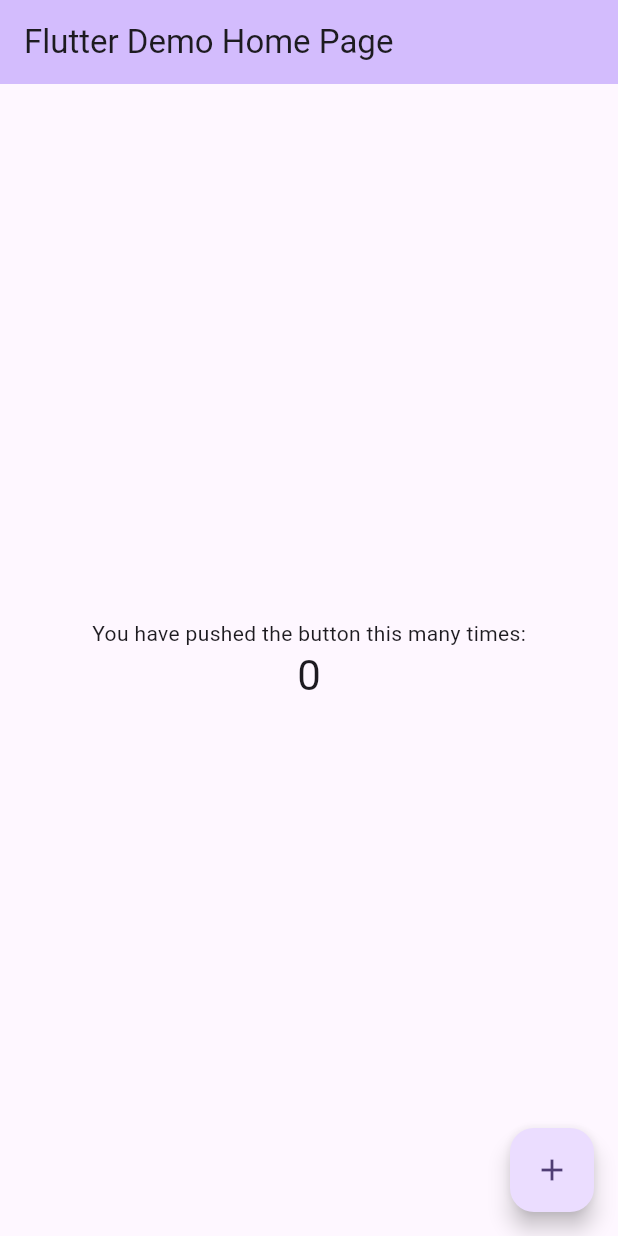
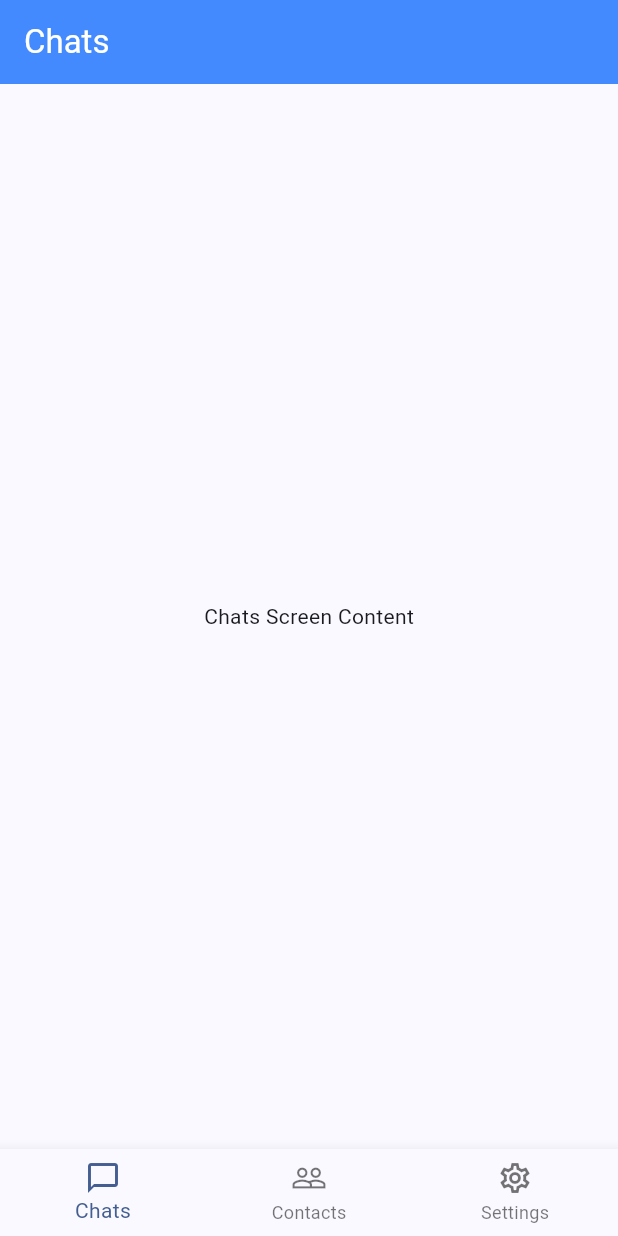
Before and after one commit to could-ai/01983c68-48a8-724f-ae9e-365c47cad40f, a Flutter app: the screen it shows after launch, on a phone screen of 412 x 824 dp. Run offline on Flutter 3.47's test engine with Material 3 defaults, Android fonts, the phone set to English and light mode, and no system bars; our stand-ins replace flutter_riverpod.

Commit message:
Add flutter_riverpod, hive, hive_flutter, hive_generator, and build_runner dependencies for state management and local storage.; Refactor main.dart to integrate Riverpod, set up MaterialApp with theme management, and implement HomeScreen for tab navigation.; Create placeholder for ChatsScreen.; Create placeholder for ContactsScreen.; Create placeholder for SettingsScreen with basic theme toggle.; Create theme_provider.dart for managing application themes with Riverpod.

```diff
--- a/usr/lib/main.dart
+++ b/usr/lib/main.dart
@@ -1,120 +1,79 @@
 import 'package:flutter/material.dart';
+import 'package:flutter_riverpod/flutter_riverpod.dart';
+import 'package:couldai_user_app/screens/chats_screen.dart';
+import 'package:couldai_user_app/screens/contacts_screen.dart';
+import 'package:couldai_user_app/screens/settings_screen.dart';
+import 'package:couldai_user_app/providers/theme_provider.dart';
 
 void main() {
-  runApp(const MyApp());
+  runApp(const ProviderScope(child: MyApp()));
 }
 
-class MyApp extends StatelessWidget {
+class MyApp extends ConsumerWidget {
   const MyApp({super.key});
 
-  // This widget is the root of your application.
   @override
-  Widget build(BuildContext context) {
+  Widget build(BuildContext context, WidgetRef ref) {
+    final appTheme = ref.watch(themeProvider);
+
     return MaterialApp(
-      title: 'Flutter Demo',
+      title: 'Flutter Chat App',
       debugShowCheckedModeBanner: false,
-      theme: ThemeData(
-        // This is the theme of your application.
-        //
-        // TRY THIS: Try running your application with "flutter run". You'll see
-        // the application has a purple toolbar. Then, without quitting the app,
-        // try changing the seedColor in the colorScheme below to Colors.green
-        // and then invoke "hot reload" (save your changes or press the "hot
-        // reload" button in a Flutter-supported IDE, or press "r" if you used
-        // the command line to start the app).
-        //
-        // Notice that the counter didn't reset back to zero; the application
-        // state is not lost during the reload. To reset the state, use hot
-        // restart instead.
-        //
-        // This works for code too, not just values: Most code changes can be
-        // tested with just a hot reload.
-        colorScheme: ColorScheme.fromSeed(seedColor: Colors.deepPurple),
-      ),
-      home: const MyHomePage(title: 'Flutter Demo Home Page'),
+      theme: appTheme.lightTheme,
+      darkTheme: appTheme.darkTheme,
+      themeMode: appTheme.themeMode,
+      home: const HomeScreen(),
     );
   }
 }
 
-class MyHomePage extends StatefulWidget {
-  const MyHomePage({super.key, required this.title});
-
-  // This widget is the home page of your application. It is stateful, meaning
-  // that it has a State object (defined below) that contains fields that affect
-  // how it looks.
-
-  // This class is the configuration for the state. It holds the values (in this
-  // case the title) provided by the parent (in this case the App widget) and
-  // used by the build method of the State. Fields in a Widget subclass are
-  // always marked "final".
-
-  final String title;
+class HomeScreen extends StatefulWidget {
+  const HomeScreen({super.key});
 
   @override
-  State<MyHomePage> createState() => _MyHomePageState();
+  State<HomeScreen> createState() => _HomeScreenState();
 }
 
-class _MyHomePageState extends State<MyHomePage> {
-  int _counter = 0;
+class _HomeScreenState extends State<HomeScreen> {
+  int _selectedIndex = 0;
 
-  void _incrementCounter() {
+  static const List<Widget> _widgetOptions = <Widget>[
+    ChatsScreen(),
+    ContactsScreen(),
+    SettingsScreen(),
+  ];
+
+  void _onItemTapped(int index) {
     setState(() {
-      // This call to setState tells the Flutter framework that something has
-      // changed in this State, which causes it to rerun the build method below
-      // so that the display can reflect the updated values. If we changed
-      // _counter without calling setState(), then the build method would not be
-      // called again, and so nothing would appear to happen.
-      _counter++;
+      _selectedIndex = index;
     });
   }
 
   @override
   Widget build(BuildContext context) {
-    // This method is rerun every time setState is called, for instance as done
-    // by the _incrementCounter method above.
-    //
-    // The Flutter framework has been optimized to make rerunning build methods
-    // fast, so that you can just rebuild anything that needs updating rather
-    // than having to individually change instances of widgets.
     return Scaffold(
-      appBar: AppBar(
-        // TRY THIS: Try changing the color here to a specific color (to
-        // Colors.amber, perhaps?) and trigger a hot reload to see the AppBar
-        // change color while the other colors stay the same.
-        backgroundColor: Theme.of(context).colorScheme.inversePrimary,
-        // Here we take the value from the MyHomePage object that was created by
-        // the App.build method, and use it to set our appbar title.
-        title: Text(widget.title),
+      body: Center(
+        child: _widgetOptions.elementAt(_selectedIndex),
       ),
-      body: Center(
-        // Center is a layout widget. It takes a single child and positions it
-        // in the middle of the parent.
-        child: Column(
-          // Column is also a layout widget. It takes a list of children and
-          // arranges them vertically. By default, it sizes itself to fit its
-          // children horizontally, and tries to be as tall as its parent.
-          //
-          // Column has various properties to control how it sizes itself and
-          // how it positions its children. Here we use mainAxisAlignment to
-          // center the children vertically; the main axis here is the vertical
-          // axis because Columns are vertical (the cross axis would be
-          // horizontal).
-          //
-          // TRY THIS: Invoke "debug painting" (choose the "Toggle Debug Paint"
-          // action in the IDE, or press "p" in the console), to see the
-          // wireframe for each widget.
-          mainAxisAlignment: MainAxisAlignment.center,
-          children: <Widget>[
-            const Text('You have pushed the button this many times:'),
-            Text('$_counter', style: Theme.of(context).textTheme.headlineMedium),
-          ],
-        ),
+      bottomNavigationBar: BottomNavigationBar(
+        items: const <BottomNavigationBarItem>[
+          BottomNavigationBarItem(
+            icon: Icon(Icons.chat_bubble_outline),
+            label: 'Chats',
+          ),
+          BottomNavigationBarItem(
+            icon: Icon(Icons.people_outline),
+            label: 'Contacts',
+          ),
+          BottomNavigationBarItem(
+            icon: Icon(Icons.settings_outlined),
+            label: 'Settings',
+          ),
+        ],
+        currentIndex: _selectedIndex,
+        selectedItemColor: Theme.of(context).colorScheme.primary,
+        onTap: _onItemTapped,
       ),
-      floatingActionButton: FloatingActionButton(
-        onPressed: _incrementCounter,
-        tooltip: 'Increment',
-        child: const Icon(Icons.add),
-      ), // This trailing comma makes auto-formatting nicer for build methods.
     );
   }
 }
--- /dev/null
+++ b/usr/lib/screens/chats_screen.dart
@@ -0,0 +1,17 @@
+import 'package:flutter/material.dart';
+
+class ChatsScreen extends StatelessWidget {
+  const ChatsScreen({super.key});
+
+  @override
+  Widget build(BuildContext context) {
+    return Scaffold(
+      appBar: AppBar(
+        title: const Text('Chats'),
+      ),
+      body: const Center(
+        child: Text('Chats Screen Content'),
+      ),
+    );
+  }
+}
--- a/usr/pubspec.yaml
+++ b/usr/pubspec.yaml
@@ -1,3 +1,4 @@
+
 name: couldai_user_app
 description: "A new Flutter project."
 publish_to: 'none'
@@ -9,11 +10,16 @@ dependencies:
     sdk: flutter
   cupertino_icons: ^1.0.8
   supabase_flutter: ^2.9.1
+  flutter_riverpod: ^2.5.1
+  hive: ^2.2.3
+  hive_flutter: ^1.1.0
 
 dev_dependencies:
   flutter_test:
     sdk: flutter
   flutter_lints: ^5.0.0
+  hive_generator: ^2.0.1
+  build_runner: ^2.4.9
 
 flutter:
   uses-material-design: true
```
Also changed, not shown: usr/lib/providers/theme_provider.dart (added, +58 -0 lines), usr/lib/screens/contacts_screen.dart (added, +17 -0 lines), usr/lib/screens/settings_screen.dart (added, +50 -0 lines).
